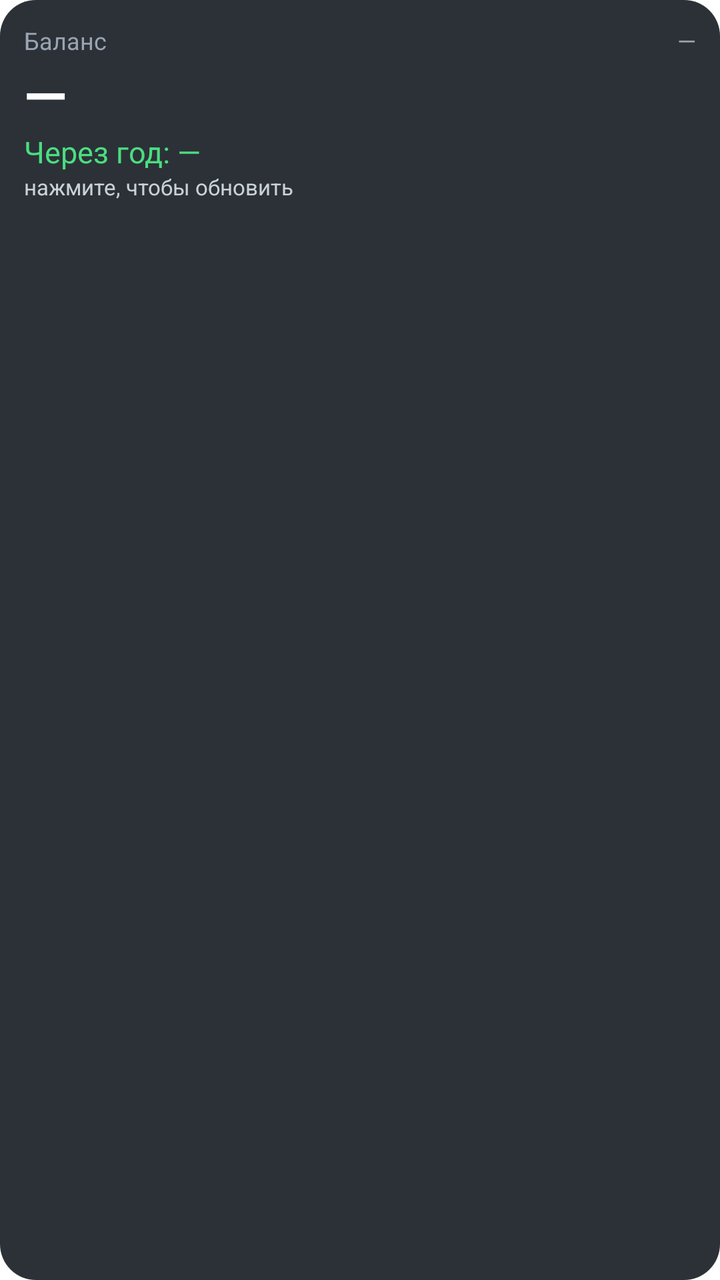
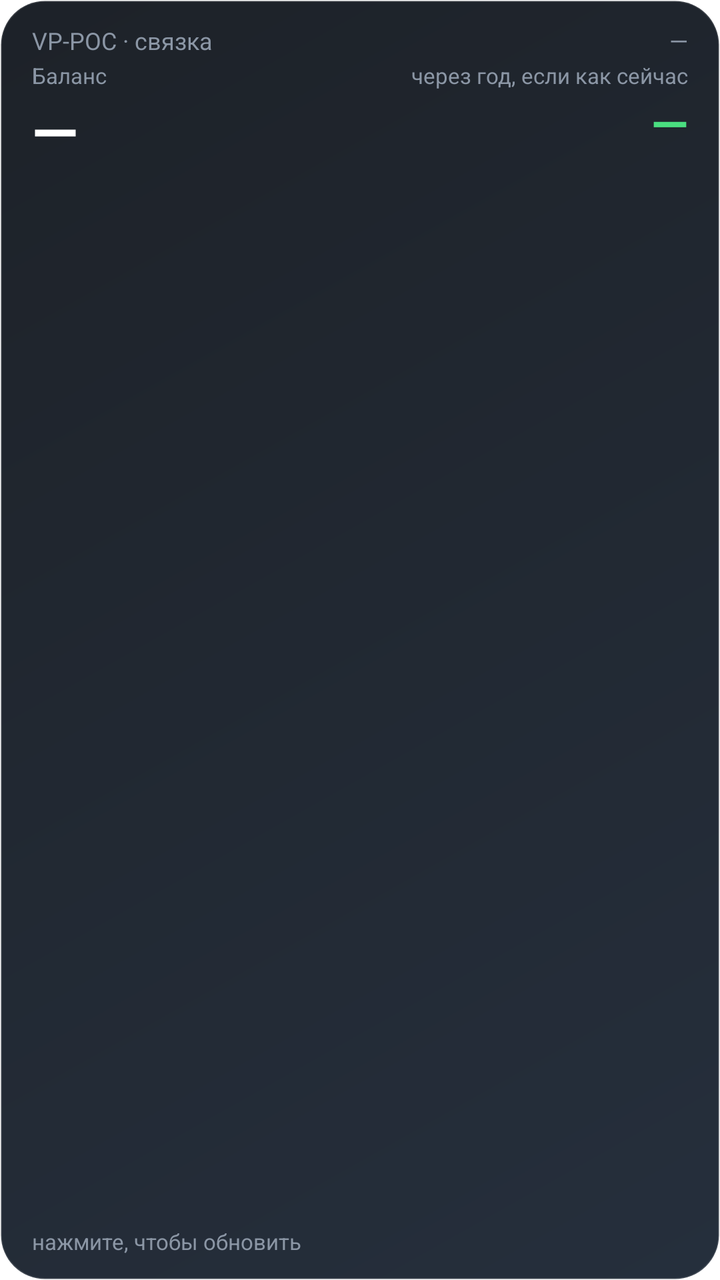

Two renders of the same Android screen: before a commit and after it. Below are the layout's source before the change and the commit's diff.
<!-- AndroidManifest.xml: fallback theme Theme.MaterialComponents.DayNight.NoActionBar -->
<!-- res/layout/widget.xml -->
<?xml version="1.0" encoding="utf-8"?>
<LinearLayout xmlns:android="http://schemas.android.com/apk/res/android" android:id="@+id/root"
    android:layout_width="match_parent" android:layout_height="match_parent" android:orientation="vertical"
    android:background="@drawable/bg" android:padding="12dp">
    <LinearLayout android:layout_width="match_parent" android:layout_height="wrap_content" android:orientation="horizontal">
        <TextView android:layout_width="0dp" android:layout_weight="1" android:layout_height="wrap_content"
            android:text="Баланс" android:textColor="#9AA4B2" android:textSize="12sp" />
        <TextView android:id="@+id/upd" android:layout_width="wrap_content" android:layout_height="wrap_content"
            android:text="—" android:textColor="#9AA4B2" android:textSize="12sp" />
    </LinearLayout>
    <TextView android:id="@+id/bal" android:layout_width="wrap_content" android:layout_height="wrap_content"
        android:text="—" android:textColor="#FFFFFF" android:textSize="28sp" android:textStyle="bold" />
    <TextView android:id="@+id/year" android:layout_width="wrap_content" android:layout_height="wrap_content"
        android:text="Через год: —" android:textColor="#4ADE80" android:textSize="15sp" />
    <TextView android:id="@+id/line" android:layout_width="wrap_content" android:layout_height="wrap_content"
        android:text="нажмите, чтобы обновить" android:textColor="#C9D1D9" android:textSize="11sp" android:maxLines="2" />
    <TextView android:id="@+id/warn" android:layout_width="wrap_content" android:layout_height="wrap_content"
        android:text="" android:textColor="#FBBF24" android:textSize="11sp" />
</LinearLayout>
<!-- resources referenced by this layout -->
<resources>
  <!-- drawable bg (drawable) -->
  <?xml version="1.0" encoding="utf-8"?>
  <shape xmlns:android="http://schemas.android.com/apk/res/android" android:shape="rectangle">
      <solid android:color="#E6161B22" />
      <corners android:radius="18dp" />
  </shape>
</resources>

<!-- the commit's change to res/layout/widget.xml (unified diff, before → after) -->
@@ -1,19 +1,39 @@
 <?xml version="1.0" encoding="utf-8"?>
 <LinearLayout xmlns:android="http://schemas.android.com/apk/res/android" android:id="@+id/root"
     android:layout_width="match_parent" android:layout_height="match_parent" android:orientation="vertical"
-    android:background="@drawable/bg" android:padding="12dp">
+    android:background="@drawable/bg" android:paddingLeft="16dp" android:paddingRight="16dp" android:paddingTop="12dp" android:paddingBottom="12dp">
     <LinearLayout android:layout_width="match_parent" android:layout_height="wrap_content" android:orientation="horizontal">
         <TextView android:layout_width="0dp" android:layout_weight="1" android:layout_height="wrap_content"
-            android:text="Баланс" android:textColor="#9AA4B2" android:textSize="12sp" />
+            android:text="VP-POC · связка" android:textColor="#8B96A5" android:textSize="12sp" />
         <TextView android:id="@+id/upd" android:layout_width="wrap_content" android:layout_height="wrap_content"
-            android:text="—" android:textColor="#9AA4B2" android:textSize="12sp" />
+            android:text="—" android:textColor="#8B96A5" android:textSize="12sp" />
     </LinearLayout>
-    <TextView android:id="@+id/bal" android:layout_width="wrap_content" android:layout_height="wrap_content"
-        android:text="—" android:textColor="#FFFFFF" android:textSize="28sp" android:textStyle="bold" />
-    <TextView android:id="@+id/year" android:layout_width="wrap_content" android:layout_height="wrap_content"
-        android:text="Через год: —" android:textColor="#4ADE80" android:textSize="15sp" />
-    <TextView android:id="@+id/line" android:layout_width="wrap_content" android:layout_height="wrap_content"
-        android:text="нажмите, чтобы обновить" android:textColor="#C9D1D9" android:textSize="11sp" android:maxLines="2" />
-    <TextView android:id="@+id/warn" android:layout_width="wrap_content" android:layout_height="wrap_content"
-        android:text="" android:textColor="#FBBF24" android:textSize="11sp" />
+    <LinearLayout android:layout_width="match_parent" android:layout_height="wrap_content" android:orientation="horizontal"
+        android:layout_marginTop="2dp">
+        <LinearLayout android:layout_width="0dp" android:layout_weight="1" android:layout_height="wrap_content" android:orientation="vertical">
+            <TextView android:layout_width="wrap_content" android:layout_height="wrap_content"
+                android:text="Баланс" android:textColor="#8B96A5" android:textSize="11sp" />
+            <TextView android:id="@+id/bal" android:layout_width="wrap_content" android:layout_height="wrap_content"
+                android:text="—" android:textColor="#FFFFFF" android:textSize="30sp" android:textStyle="bold" android:singleLine="true" />
+        </LinearLayout>
+        <LinearLayout android:layout_width="wrap_content" android:layout_height="wrap_content" android:orientation="vertical"
+            android:gravity="right">
+            <TextView android:layout_width="wrap_content" android:layout_height="wrap_content"
+                android:text="через год, если как сейчас" android:textColor="#8B96A5" android:textSize="11sp" />
+            <TextView android:id="@+id/year" android:layout_width="wrap_content" android:layout_height="wrap_content"
+                android:text="—" android:textColor="#4ADE80" android:textSize="24sp" android:textStyle="bold" android:singleLine="true" />
+            <TextView android:id="@+id/mult" android:layout_width="wrap_content" android:layout_height="wrap_content"
+                android:text="" android:textColor="#86EFAC" android:textSize="12sp" android:singleLine="true" />
+        </LinearLayout>
+    </LinearLayout>
+    <ImageView android:id="@+id/chart" android:layout_width="match_parent" android:layout_height="0dp" android:layout_weight="1"
+        android:minHeight="36dp" android:layout_marginTop="6dp" android:layout_marginBottom="6dp" android:scaleType="fitXY" />
+    <TextView android:id="@+id/mods" android:layout_width="match_parent" android:layout_height="wrap_content"
+        android:text="" android:textColor="#C9D1D9" android:textSize="11sp" android:maxLines="2" />
+    <LinearLayout android:layout_width="match_parent" android:layout_height="wrap_content" android:orientation="horizontal">
+        <TextView android:id="@+id/line" android:layout_width="0dp" android:layout_weight="1" android:layout_height="wrap_content"
+            android:text="нажмите, чтобы обновить" android:textColor="#8B96A5" android:textSize="11sp" android:singleLine="true" />
+        <TextView android:id="@+id/warn" android:layout_width="wrap_content" android:layout_height="wrap_content"
+            android:text="" android:textColor="#FBBF24" android:textSize="11sp" android:singleLine="true" android:layout_marginLeft="6dp" />
+    </LinearLayout>
 </LinearLayout>
<!-- resource entries referenced after the edit -->
@@ -3,8 +3,9 @@
   <!-- drawable bg (drawable) -->
   <?xml version="1.0" encoding="utf-8"?>
   <shape xmlns:android="http://schemas.android.com/apk/res/android" android:shape="rectangle">
-      <solid android:color="#E6161B22" />
-      <corners android:radius="18dp" />
+      <gradient android:startColor="#F00F141B" android:endColor="#F0182230" android:angle="315" />
+      <corners android:radius="22dp" />
+      <stroke android:width="1dp" android:color="#22FFFFFF" />
   </shape>
 </resources>
 
